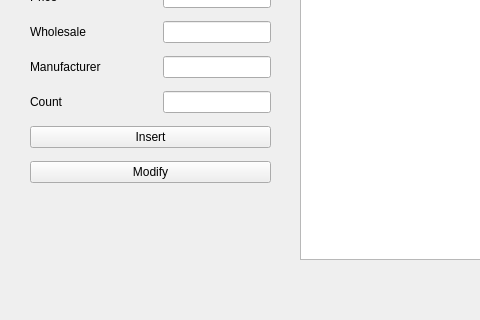
K3nFischer/QtInventory, file InventorySystem/mainwindow.ui: the form before one commit; both pictures show x 0 to 480 and y 370 to 690 of the 1162 by 690 pixel window.
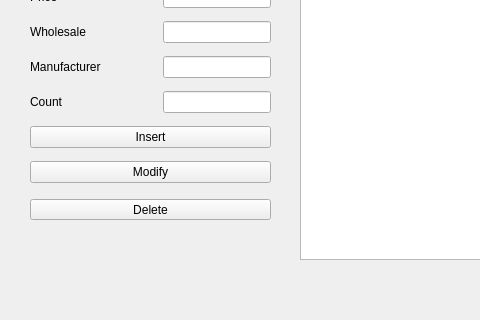
The form after the commit.

Patch:
```diff
--- a/InventorySystem/mainwindow.ui
+++ b/InventorySystem/mainwindow.ui
@@ -257,6 +257,19 @@
      <bool>false</bool>
     </property>
    </widget>
+   <widget class="QPushButton" name="deleteButton">
+    <property name="geometry">
+     <rect>
+      <x>30</x>
+      <y>550</y>
+      <width>241</width>
+      <height>21</height>
+     </rect>
+    </property>
+    <property name="text">
+     <string>Delete</string>
+    </property>
+   </widget>
   </widget>
   <widget class="QMenuBar" name="menubar">
    <property name="geometry">
```
Left out of the diff: 2 changed lines with no effect on the pictures.
